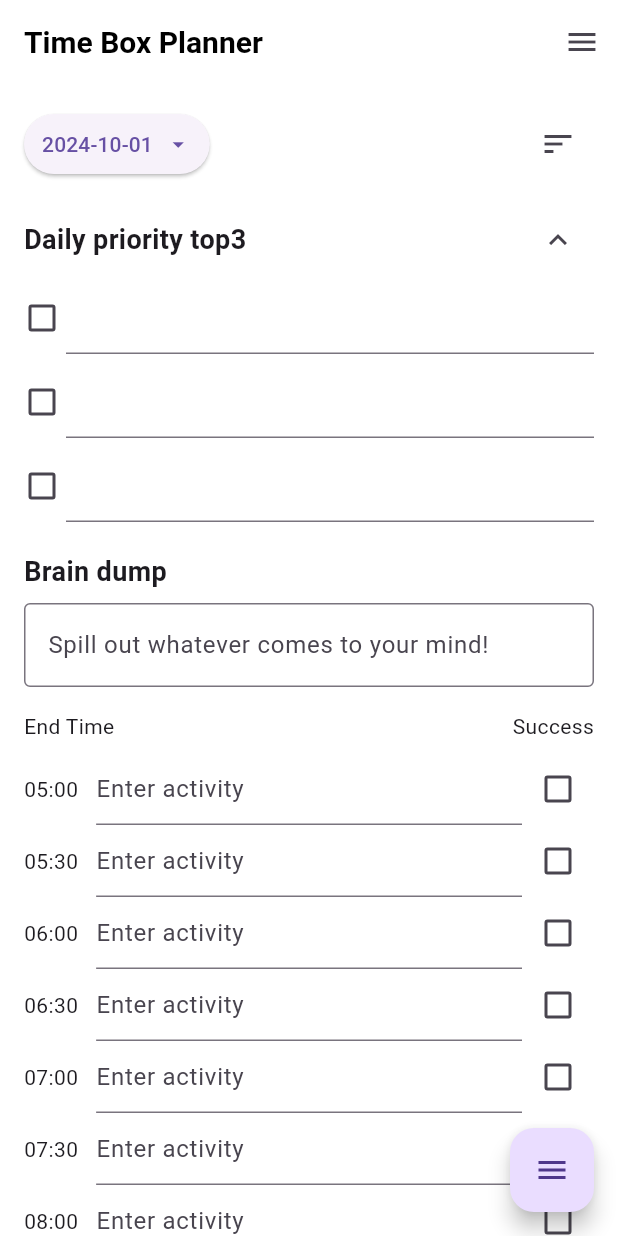
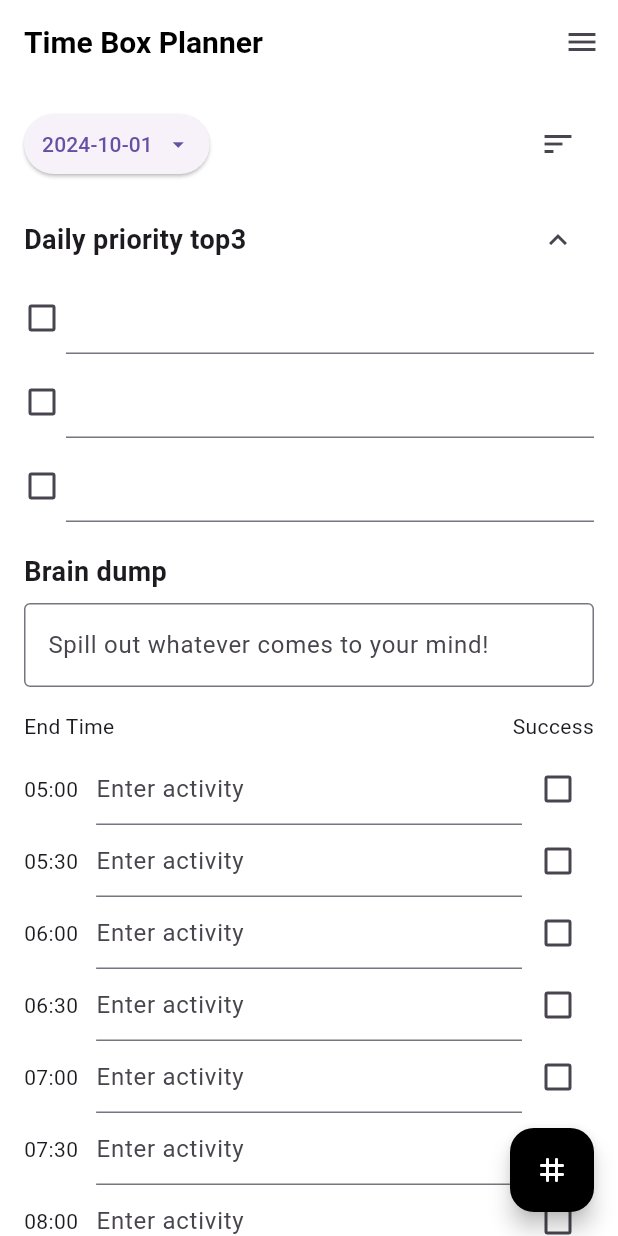
Before and after one commit to 9oHigh/usket.Tig, a Flutter app: the HomeScreen screen opened directly, on a phone screen of 412 x 824 dp. Run offline on Flutter 3.47's test engine with Material 3 defaults, Android fonts, the phone set to English and light mode, and no system bars; our stand-ins replace cloud_firestore, firebase_auth, firebase_core, flutter_dotenv, flutter_keyboard_visibility, flutter_riverpod and 5 more; missing offline and left inert: flutter_email_sender, home_widget; accounts and stored records are empty; generated files the repository leaves out were written again; network calls fail.

Commit message:
feat: impl to insert tags into each textfield through scaffold's bottomsheet option

```diff
--- a/tig/lib/presentation/screens/home/home_screen.dart
+++ b/tig/lib/presentation/screens/home/home_screen.dart
@@ -1,5 +1,8 @@
+import 'dart:async';
+
 import 'package:firebase_auth/firebase_auth.dart';
 import 'package:flutter/material.dart';
+import 'package:flutter_keyboard_visibility/flutter_keyboard_visibility.dart';
 import 'package:intl/intl.dart';
 import 'package:shared_preferences/shared_preferences.dart';
 import 'package:tig/ads/admob_service.dart';
@@ -18,18 +21,23 @@ class HomeScreen extends ConsumerStatefulWidget {
 class _HomeScreen extends ConsumerState<HomeScreen>
     with SingleTickerProviderStateMixin {
   bool _isDayExpanded = true;
-  bool _isFabExpanded = false;
   bool _isAtBottom = false;
   bool _isOnDaily = true;
   bool _isOnBraindump = true;
+  bool _fullAdIsLoading = false;
 
+  late String _userId;
+  late DateTime _dateTime;
   late Tig tigData = Tig(date: DateTime.now());
-  late DateTime _dateTime;
+  List<TextEditingController> _controllers = [];
+  List<FocusNode> _focusNodes = [];
+  int? _focusNodeIndex;
+  List<String> tags = [];
+
   late ScrollController _scrollController;
   late AnimationController _animationController;
   late TextEditingController _brainDumpController;
-  late String _userId;
-  bool _fullAdIsLoading = false;
+  late StreamSubscription<bool> keyboardSubscription;
 
   @override
   void initState() {
@@ -57,14 +65,23 @@ class _HomeScreen extends ConsumerState<HomeScreen>
 
     _loadTigData();
 
+    _loadTags();
+
     _loadPreferences();
   }
 
   @override
   void dispose() {
+    keyboardSubscription.cancel();
     _scrollController.dispose();
     _animationController.dispose();
     _brainDumpController.dispose();
+    for (var controller in _controllers) {
+      controller.dispose();
+    }
+    for (var focusNode in _focusNodes) {
+      focusNode.dispose();
+    }
     super.dispose();
   }
 
@@ -72,9 +89,11 @@ class _HomeScreen extends ConsumerState<HomeScreen>
     final tigUsecase = ref.read(tigUseCaseProvider);
     final fetchedData = await tigUsecase.getTigData(_userId, _dateTime);
 
-    setState(() {
     tigData = fetchedData ?? Tig(date: _dateTime);
     _brainDumpController.text = tigData.brainDump;
+
+    setState(() {
+      _setTimeTableControllers();
     });
   }
 
@@ -83,12 +102,67 @@ class _HomeScreen extends ConsumerState<HomeScreen>
     await tigUsecase.saveTigData(_userId, tigData);
   }
 
+  Future<void> _loadTags() async {
+    final SharedPreferences pref = await SharedPreferences.getInstance();
+    setState(() {
+      tags = pref.getStringList('tags') ?? [];
+    });
+  }
+
   Future<void> _loadPreferences() async {
     final SharedPreferences pref = await SharedPreferences.getInstance();
     setState(() {
       _isOnDaily = pref.getBool('isOnDaily') ?? true;
       _isOnBraindump = pref.getBool('isOnBraindump') ?? true;
     });
+  }
+
+  _setTimeTableControllers() {
+    _controllers = List.generate(39, (index) {
+      final activity = tigData.timeTable[index].activity;
+      return TextEditingController(text: activity);
+    });
+
+    _focusNodes = List.generate(39, (index) {
+      return FocusNode()
+        ..addListener(() {
+          if (_focusNodes[index].hasFocus) {
+            setState(() {
+              _focusNodeIndex = index;
+            });
+          }
+        });
+    });
+  }
+
+  _insertTextAtCursor(String text) {
+    if (_focusNodeIndex != null) {
+      final controller = _controllers[_focusNodeIndex!];
+      final currentText = controller.text;
+      final selection = controller.selection;
+
+      if (selection.start >= 0) {
+        final newText = currentText.replaceRange(
+          selection.start,
+          selection.end,
+          text,
+        );
+
+        controller.text = newText;
+        tigData.timeTable[_focusNodeIndex!].activity = newText;
+        controller.selection = TextSelection.fromPosition(
+          TextPosition(offset: selection.start + text.length),
+        );
+      }
+    }
+  }
+
+  void _moveToNextTextField() {
+    if (_focusNodeIndex != null && _focusNodeIndex! < _controllers.length - 1) {
+      _focusNodes[_focusNodeIndex!].unfocus();
+      _focusNodeIndex = _focusNodeIndex! + 1;
+      FocusScope.of(context).requestFocus(_focusNodes[_focusNodeIndex!]);
+    }
   }
 
   _showFullScreenAd() {
@@ -111,6 +185,10 @@ class _HomeScreen extends ConsumerState<HomeScreen>
       AppRoute.tigMode,
       arguments: tigData,
     );
+    for (var tt in tigData.timeTable) {
+      print("tt.activity: ${tt.activity}");
+      print("tt.time: ${tt.time}");
+    }
   }
 
   @override
@@ -135,7 +213,67 @@ class _HomeScreen extends ConsumerState<HomeScreen>
               ),
             ],
           ),
-          floatingActionButton: _buildFloatingActionButton(),
+          floatingActionButton:
+              KeyboardVisibilityBuilder(builder: (context, isVisible) {
+            if (isVisible) {
+              return const SizedBox.shrink();
+            } else {
+              return _buildFloatingActionButton();
+            }
+          }),
+          bottomSheet: KeyboardVisibilityBuilder(
+            builder: (context, isVisible) {
+              if (isVisible) {
+                return Row(
+                  children: [
+                    Padding(
+                      padding: EdgeInsets.only(
+                        left: 16,
+                        right: 16,
+                        bottom: MediaQuery.of(context).viewInsets.bottom,
+                      ),
+                      child: Container(
+                        width: MediaQuery.of(context).size.width - 32,
+                        height: 44,
+                        color: Colors.transparent,
+                        child: Row(
+                          mainAxisAlignment: MainAxisAlignment.spaceBetween,
+                          children: [
+                            Expanded(
+                              child: ListView.builder(
+                                  itemCount: tags.length,
+                                  scrollDirection: Axis.horizontal,
+                                  itemBuilder: (context, index) {
+                                    return Padding(
+                                      padding:
+                                          const EdgeInsets.only(right: 16.0),
+                                      child: Center(
+                                          child: TextButton(
+                                        onPressed: () {
+                                          _insertTextAtCursor(tags[index]);
+                                        },
+                                        child: Text(
+                                          tags[index],
+                                        ),
+                                      )),
+                                    );
+                                  }),
+                            ),
+                            IconButton(
+                              onPressed: () => _moveToNextTextField(),
+                              icon: const Icon(Icons.arrow_downward),
+                            ),
+                          ],
+                        ),
+                      ),
+                    ),
+                  ],
+                );
+              } else {
+                return const SizedBox.shrink();
+              }
+            },
+          ),
           body: Column(
             children: [
               Expanded(
@@ -275,56 +413,24 @@ class _HomeScreen extends ConsumerState<HomeScreen>
     return AnimatedOpacity(
       opacity: _isAtBottom ? 0 : 1,
       duration: const Duration(milliseconds: 300),
+      child: Visibility(
+        visible: !_isAtBottom,
         child: Stack(
-        clipBehavior: Clip.none,
-        alignment: Alignment.bottomRight,
           children: [
-          if (_isFabExpanded) ...[
-            _buildFloatingActionButtonItem(
-              onPressed: () {},
-              backgroundColor: Colors.red,
-              icon: Icons.calendar_today,
-              bottomPosition: 80,
-            ),
-            _buildFloatingActionButtonItem(
-              onPressed: () {},
-              backgroundColor: Colors.blue,
-              icon: Icons.add,
-              bottomPosition: 150,
-            ),
-          ],
             FloatingActionButton(
+              backgroundColor: Colors.black,
               onPressed: () {
-              setState(() {
-                _isFabExpanded = !_isFabExpanded;
-                _isFabExpanded
-                    ? _animationController.forward()
-                    : _animationController.reverse();
+                Navigator.pushNamed(context, AppRoute.tag).then((_) {
+                  _loadTags();
                 });
               },
-            child: AnimatedIcon(
-              icon: AnimatedIcons.menu_close,
-              progress: _animationController,
+              child: const Icon(
+                Icons.tag_rounded,
+                color: Colors.white,
               ),
             ),
           ],
         ),
-    );
-  }
-
-  Widget _buildFloatingActionButtonItem({
-    required VoidCallback onPressed,
-    required Color backgroundColor,
-    required IconData icon,
-    required double bottomPosition,
-  }) {
-    return Positioned(
-      bottom: bottomPosition,
-      child: FloatingActionButton(
-        onPressed: onPressed,
-        mini: true,
-        backgroundColor: backgroundColor,
-        child: Icon(icon),
       ),
     );
   }
@@ -434,7 +540,9 @@ class _HomeScreen extends ConsumerState<HomeScreen>
   Widget _buildTimeTable() {
     final List<double> timeSlots =
         List.generate(39, (index) => 5.0 + index * 0.5);
-
+    if (_focusNodes.isEmpty) {
+      return const SizedBox.shrink();
+    }
     return Column(
       children: timeSlots.map((timeSlot) {
         final int hour = timeSlot.floor();
@@ -456,9 +564,8 @@ class _HomeScreen extends ConsumerState<HomeScreen>
             const SizedBox(width: 12),
             Expanded(
               child: TextField(
-                controller: TextEditingController(text: timeEntry.activity),
-                onTapOutside: (event) =>
-                    FocusManager.instance.primaryFocus?.unfocus(),
+                focusNode: _focusNodes[timeSlots.indexOf(timeSlot)],
+                controller: _controllers[timeSlots.indexOf(timeSlot)],
                 onChanged: (text) {
                   final index = tigData.timeTable.indexWhere(
                     (entry) => entry.time == timeSlot,
--- a/tig/pubspec.yaml
+++ b/tig/pubspec.yaml
@@ -48,6 +48,7 @@ dependencies:
   shared_preferences: ^2.3.2
   flutter_email_sender: ^6.0.3
   home_widget: ^0.7.0
+  flutter_keyboard_visibility: ^6.0.0
 
 dev_dependencies:
   flutter_test:
```
Lines whose indentation alone changed are shown as unchanged.
